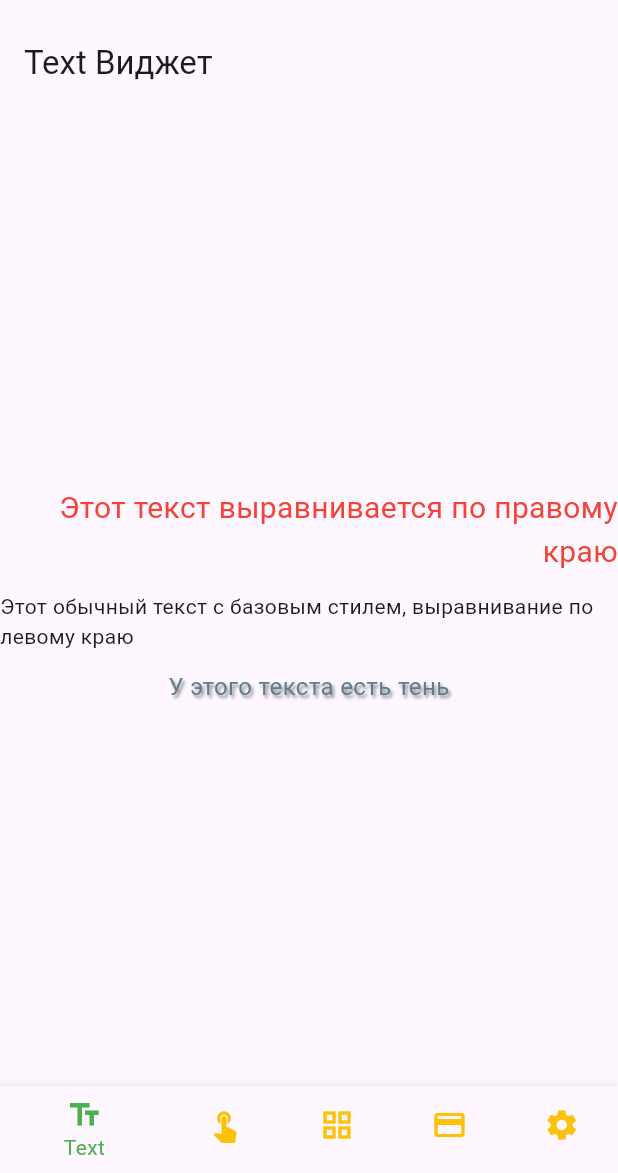
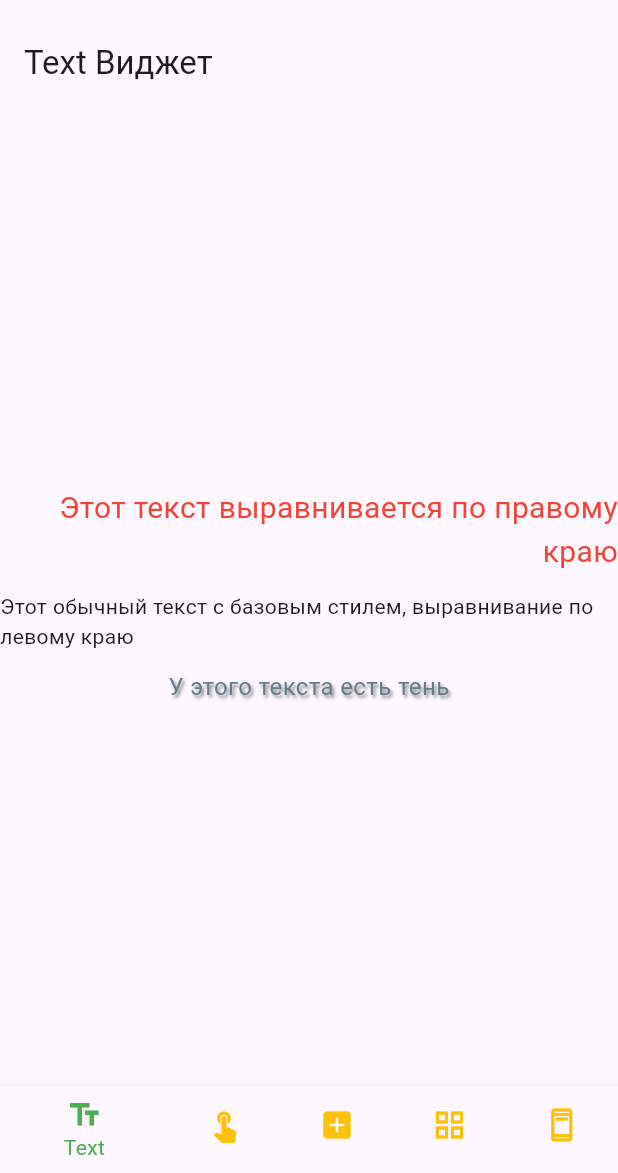
Before and after one commit to Werneser/flutter3, a Flutter app: the screen it shows after launch, on a phone screen of 412 x 824 dp, the part 63-1236 px from its top. Run offline on Flutter 3.47's test engine with Material 3 defaults, Android fonts, the phone set to English and light mode, and no system bars.

Commit message:
Добавление Row

```diff
--- a/lib/Screens/MainScreen.dart
+++ b/lib/Screens/MainScreen.dart
@@ -3,6 +3,7 @@ import 'package:flutter/material.dart';
 import 'ButtonScreen.dart';
 import 'ContainerScreen.dart';
 import 'PaddingScreen.dart';
+import 'RowScreen.dart';
 import 'TextScreen.dart';
 
 
@@ -20,7 +21,7 @@ class _MainScreenState extends State<MainScreen> {
     ButtonScreen(),
     PaddingScreen(),
     ContainerScreen(),
-    //RowScreen(),
+    RowScreen(),
   ];
 
   void _onItemTapped(int index) {
@@ -41,10 +42,10 @@ class _MainScreenState extends State<MainScreen> {
         onTap: _onItemTapped,
         items: const [
           BottomNavigationBarItem(icon: Icon(Icons.text_fields), label: 'Text'),
-          BottomNavigationBarItem(icon: Icon(Icons.touch_app), label: 'Layout'),
-          BottomNavigationBarItem(icon: Icon(Icons.grid_view), label: 'Buttons'),
-          BottomNavigationBarItem(icon: Icon(Icons.credit_card), label: 'Card'),
-          BottomNavigationBarItem(icon: Icon(Icons.settings), label: 'Stateful'),
+          BottomNavigationBarItem(icon: Icon(Icons.touch_app), label: 'Buttons'),
+          BottomNavigationBarItem(icon: Icon(Icons.add_box), label: 'Paddin'),
+          BottomNavigationBarItem(icon: Icon(Icons.grid_view), label: 'Containers'),
+          BottomNavigationBarItem(icon: Icon(Icons.ad_units_outlined), label: 'Row'),
         ],
       ),
     );
```
Also changed, not shown: lib/Screens/RowScreen.dart (added, +54 -0 lines).
